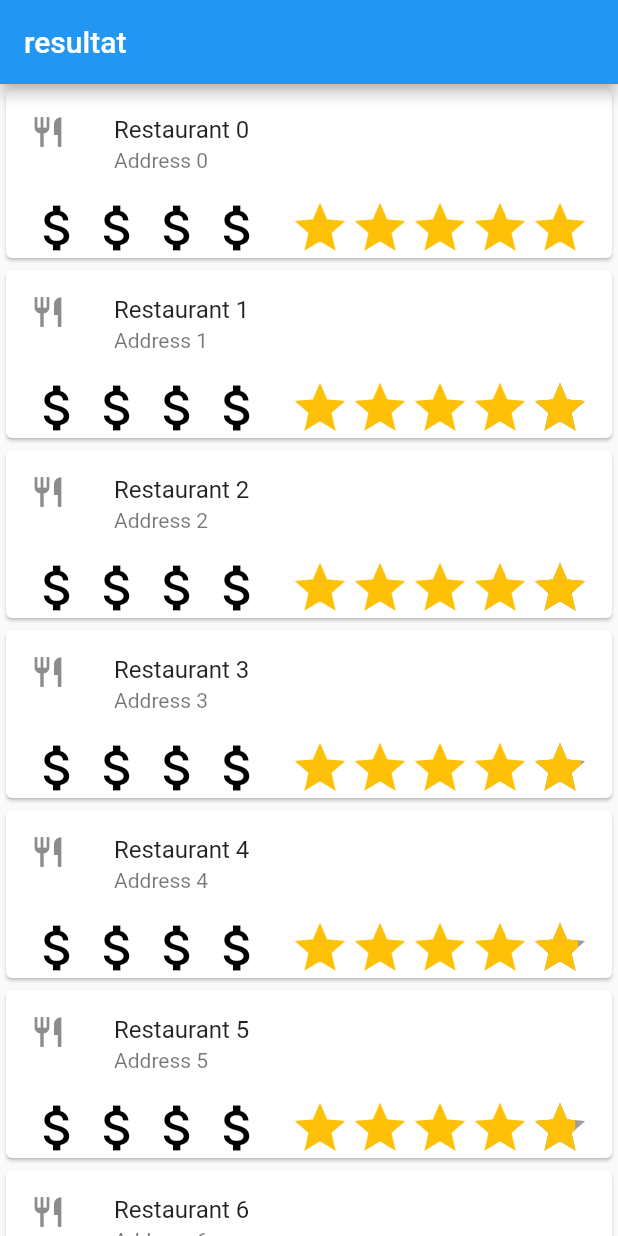
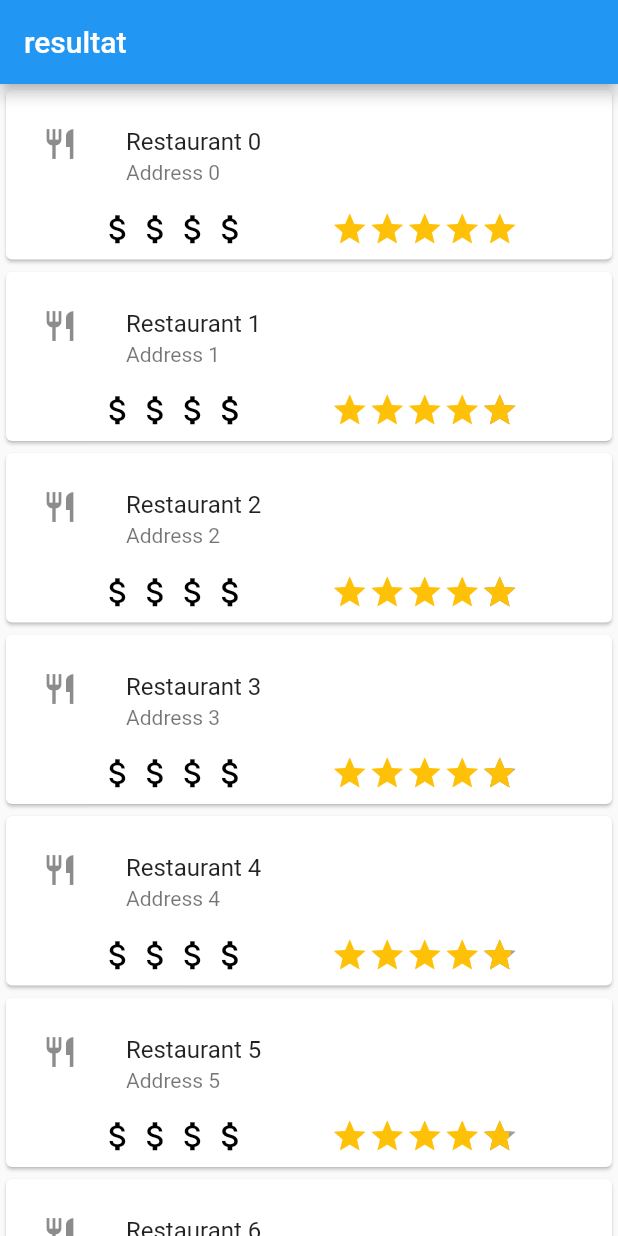
Before and after one commit to gu-tig169/grupp3, a Flutter app: the screen it shows after launch, on a phone screen of 412 x 824 dp. Run offline on Flutter 3.47's test engine with Material 2 defaults, Android fonts, the phone set to English and light mode, and no system bars; drawn by our look-alikes of flutter_rating_bar.

Commit message:
Snyggat till designen

```diff
--- a/lib/RestaurantList.dart
+++ b/lib/RestaurantList.dart
@@ -21,6 +21,8 @@ class RestaurantList extends StatelessWidget {
               onTap: () {
                 print("tapped ${restaurants[index].name}");
               },
+              child: Padding(
+                padding: const EdgeInsets.all(8.0),
                 child: Column(
                   mainAxisSize: MainAxisSize.min,
                   children: <Widget>[
@@ -39,6 +41,7 @@ class RestaurantList extends StatelessWidget {
                             color: Colors.black,
                           ),
                           itemCount: 4,
+                          itemSize: 25.0,
                           direction: Axis.horizontal,
                         ),
                         RatingBarIndicator(
@@ -48,11 +51,13 @@ class RestaurantList extends StatelessWidget {
                             color: Colors.amber,
                           ),
                           itemCount: 5,
+                          itemSize: 25.0,
                           direction: Axis.horizontal,
                         ),
                       ],
                     ),
                   ],
+                ),
               ),
             ),
           ),
```
Lines whose indentation alone changed are shown as unchanged.
